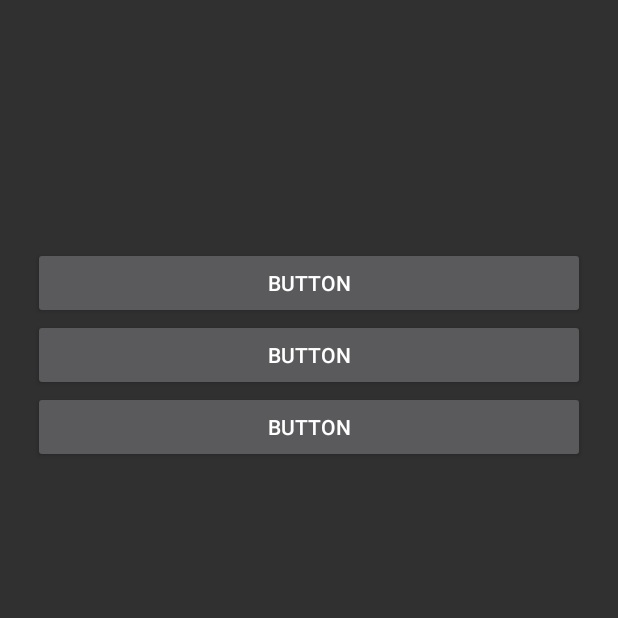
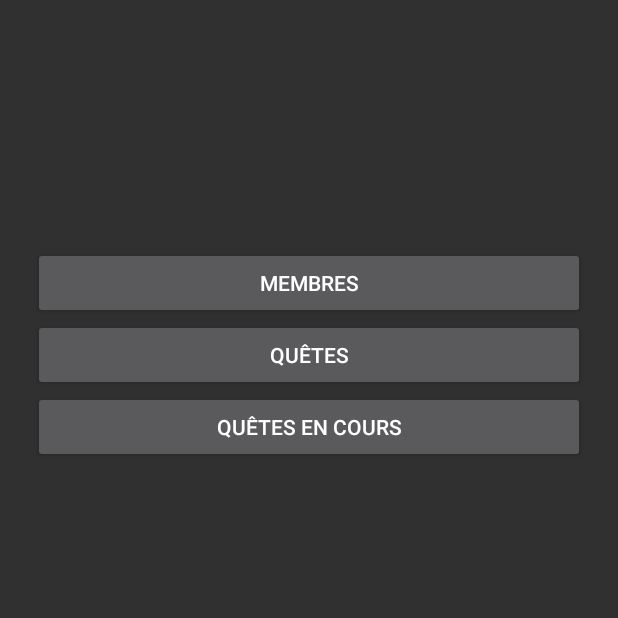
Before and after one commit to Athoir/The_Guildmaster, an Android app: the MainMenu screen opened directly, with no data from a screen before it, on a phone screen of 412 x 824 dp, the top half of it. Run offline under Robolectric (Android 15) with nearby library versions, the phone set to English and light mode, and no system bars.

```diff
--- a/app/src/main/java/com/retardprod/lo10/the_guildmaster/MainMenu.java
+++ b/app/src/main/java/com/retardprod/lo10/the_guildmaster/MainMenu.java
@@ -2,6 +2,7 @@ package com.retardprod.lo10.the_guildmaster;
 
 import android.app.Activity;
 import android.os.Bundle;
+import android.view.View;
 
 public class MainMenu extends Activity {
 
@@ -9,6 +10,19 @@ public class MainMenu extends Activity {
     protected void onCreate(Bundle savedInstanceState) {
         super.onCreate(savedInstanceState);
         setContentView(R.layout.activity_main_menu);
+
         //GuildAPIClient.get();
     }
+
+    public void membersClick (View v){
+
+    }
+
+    public void questsClick (View v){
+
+    }
+
+    public void ongoingquestsClick (View v){
+
+    }
 }
--- a/app/src/main/res/layout/activity_main_menu.xml
+++ b/app/src/main/res/layout/activity_main_menu.xml
@@ -42,19 +42,19 @@
                 android:orientation="vertical">
 
                 <TextView
-                    android:id="@+id/textView3"
+                    android:id="@+id/MMname"
                     android:layout_width="match_parent"
                     android:layout_height="wrap_content"
                     android:text="nom" />
 
                 <TextView
-                    android:id="@+id/textView2"
+                    android:id="@+id/MMreput"
                     android:layout_width="match_parent"
                     android:layout_height="wrap_content"
                     android:text="Réputation:" />
 
                 <TextView
-                    android:id="@+id/textView"
+                    android:id="@+id/MMmoney"
                     android:layout_width="match_parent"
                     android:layout_height="wrap_content"
                     android:text="Argent: " />
@@ -64,22 +64,25 @@
         </LinearLayout>
 
         <Button
-            android:id="@+id/button6"
+            android:id="@+id/buttonmembres"
             android:layout_width="match_parent"
             android:layout_height="wrap_content"
-            android:text="Button" />
+            android:text="Membres"
+            android:onClick="membersClick"/>
 
         <Button
-            android:id="@+id/button7"
+            android:id="@+id/buttonquetes"
             android:layout_width="match_parent"
             android:layout_height="wrap_content"
-            android:text="Button" />
+            android:text="Quêtes"
+            android:onClick="questsClick"/>
 
         <Button
-            android:id="@+id/button8"
+            android:id="@+id/buttonquestesencours"
             android:layout_width="match_parent"
             android:layout_height="wrap_content"
-            android:text="Button" />
+            android:text="Quêtes en cours"
+            android:onClick="ongoingquestsClick"/>
 
     </LinearLayout>
 
```
Also changed, not shown: app/src/main/java/com/retardprod/lo10/the_guildmaster/LoginActivity.java (+8 -10 lines).
